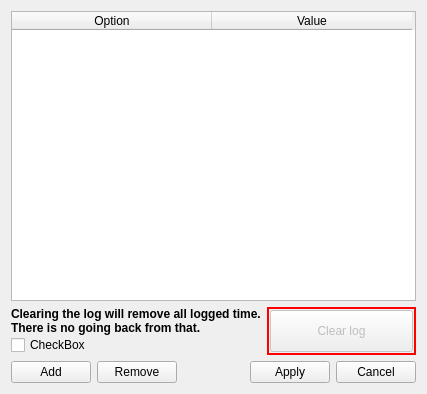
Qt form ui/ConfEditor.ui (daneos/WorktimeLogger) before a commit.
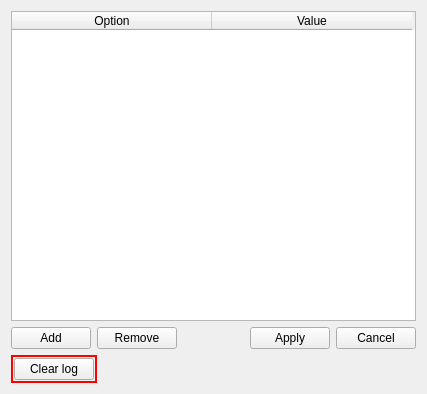
The same form after that commit. Icons and pictures are not drawn.

The edit to the form file:
```diff
--- a/ui/ConfEditor.ui
+++ b/ui/ConfEditor.ui
@@ -49,39 +49,73 @@
      </column>
     </widget>
    </item>
+   <item>
+    <layout class="QHBoxLayout" name="horizontalLayout">
+     <item>
+      <widget class="QPushButton" name="AddButton">
+       <property name="text">
+        <string>Add</string>
+       </property>
+       <property name="icon">
+        <iconset theme="list-add">
+         <normaloff/>
+        </iconset>
+       </property>
+      </widget>
+     </item>
+     <item>
+      <widget class="QPushButton" name="RemoveButton">
+       <property name="text">
+        <string>Remove</string>
+       </property>
+       <property name="icon">
+        <iconset theme="list-remove">
+         <normaloff/>
+        </iconset>
+       </property>
+      </widget>
+     </item>
+     <item>
+      <spacer name="horizontalSpacer">
+       <property name="orientation">
+        <enum>Qt::Horizontal</enum>
+       </property>
+       <property name="sizeHint" stdset="0">
+        <size>
+         <width>40</width>
+         <height>20</height>
+        </size>
+       </property>
+      </spacer>
+     </item>
+     <item>
+      <widget class="QPushButton" name="ApplyButton">
+       <property name="text">
+        <string>Apply</string>
+       </property>
+       <property name="icon">
+        <iconset theme="ok">
+         <normaloff/>
+        </iconset>
+       </property>
+      </widget>
+     </item>
+     <item>
+      <widget class="QPushButton" name="CancelButton">
+       <property name="text">
+        <string>Cancel</string>
+       </property>
+       <property name="icon">
+        <iconset theme="process-stop">
+         <normaloff/>
+        </iconset>
+       </property>
+      </widget>
+     </item>
+    </layout>
+   </item>
    <item>
     <layout class="QHBoxLayout" name="horizontalLayout_2">
-     <item>
-      <layout class="QVBoxLayout" name="verticalLayout_2">
-       <property name="spacing">
-        <number>0</number>
-       </property>
-       <item>
-        <widget class="QLabel" name="label">
-         <property name="font">
-          <font>
-           <weight>75</weight>
-           <bold>true</bold>
-          </font>
-         </property>
-         <property name="text">
-          <string>Clearing the log will remove all logged time.
-There is no going back from that.</string>
-         </property>
-         <property name="textFormat">
-          <enum>Qt::AutoText</enum>
-         </property>
-        </widget>
-       </item>
-       <item>
-        <widget class="QCheckBox" name="UnlockCheckbox">
-         <property name="text">
-          <string>CheckBox</string>
-         </property>
-        </widget>
-       </item>
-      </layout>
-     </item>
      <item>
       <widget class="QFrame" name="DangerZoneFrame">
        <property name="styleSheet">
@@ -106,7 +140,7 @@
         <item>
          <widget class="QPushButton" name="ClearButton">
           <property name="enabled">
-           <bool>false</bool>
+           <bool>true</bool>
           </property>
           <property name="sizePolicy">
            <sizepolicy hsizetype="Minimum" vsizetype="Minimum">
@@ -125,32 +159,8 @@
        </layout>
       </widget>
      </item>
-    </layout>
-   </item>
-   <item>
-    <layout class="QHBoxLayout" name="horizontalLayout">
      <item>
-      <widget class="QPushButton" name="AddButton">
-       <property name="text">
-        <string>Add</string>
-       </property>
-       <property name="icon">
-        <iconset theme="list-add"/>
-       </property>
-      </widget>
-     </item>
-     <item>
-      <widget class="QPushButton" name="RemoveButton">
-       <property name="text">
-        <string>Remove</string>
-       </property>
-       <property name="icon">
-        <iconset theme="list-remove"/>
-       </property>
-      </widget>
-     </item>
-     <item>
-      <spacer name="horizontalSpacer">
+      <spacer name="horizontalSpacer_2">
        <property name="orientation">
         <enum>Qt::Horizontal</enum>
        </property>
@@ -162,26 +172,6 @@
        </property>
       </spacer>
      </item>
-     <item>
-      <widget class="QPushButton" name="ApplyButton">
-       <property name="text">
-        <string>Apply</string>
-       </property>
-       <property name="icon">
-        <iconset theme="ok"/>
-       </property>
-      </widget>
-     </item>
-     <item>
-      <widget class="QPushButton" name="CancelButton">
-       <property name="text">
-        <string>Cancel</string>
-       </property>
-       <property name="icon">
-        <iconset theme="process-stop"/>
-       </property>
-      </widget>
-     </item>
     </layout>
    </item>
   </layout>
```
Left out of the diff: 4 changed lines with no effect on the pictures.
